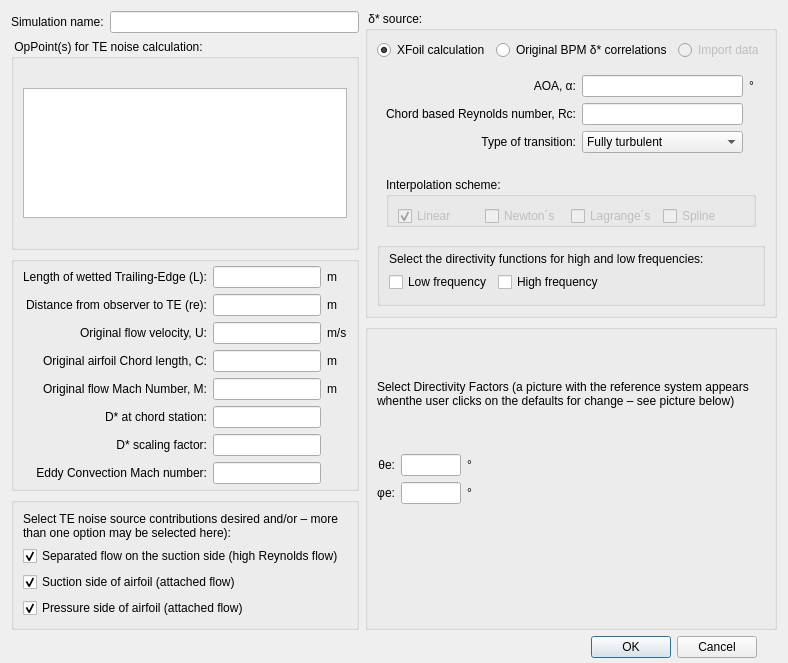
Before: the Qt Designer form src/Noise/noisesimulationdialog.ui in rmaugusto/qblade, drawn with Qt 5.
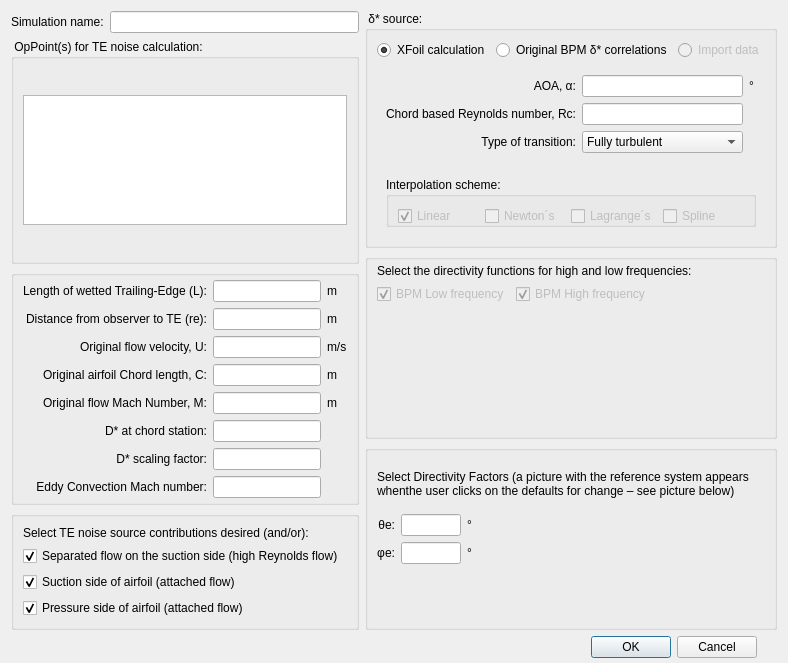
After: the same form once the commit is applied. Icons and pictures are not drawn.

The edit to the form file:
```diff
--- a/src/Noise/noisesimulationdialog.ui
+++ b/src/Noise/noisesimulationdialog.ui
@@ -254,7 +254,7 @@
            </size>
           </property>
           <property name="text">
-           <string>Select TE noise source contributions desired and/or – more than one option may be selected here):</string>
+           <string>Select TE noise source contributions desired (and/or):</string>
           </property>
           <property name="wordWrap">
            <bool>true</bool>
@@ -530,6 +530,9 @@
           </layout>
          </widget>
         </item>
+       </layout>
+      </widget>
+     </item>
         <item>
          <widget class="QGroupBox" name="groupBox_3">
           <property name="title">
@@ -560,19 +563,28 @@
            </item>
            <item row="1" column="0">
             <widget class="QCheckBox" name="checkLowFrequency">
+          <property name="enabled">
+           <bool>false</bool>
+          </property>
              <property name="text">
-              <string>Low frequency</string>
+           <string>BPM Low frequency</string>
+          </property>
+          <property name="checked">
+           <bool>true</bool>
              </property>
             </widget>
            </item>
            <item row="1" column="1">
             <widget class="QCheckBox" name="checkHighFrequency">
+          <property name="enabled">
+           <bool>false</bool>
+          </property>
              <property name="text">
-              <string>High frequency</string>
-             </property>
-            </widget>
-           </item>
-          </layout>
+           <string>BPM High frequency</string>
+          </property>
+          <property name="checked">
+           <bool>true</bool>
+          </property>
          </widget>
         </item>
        </layout>
```
Lines whose indentation alone changed are shown as unchanged.
